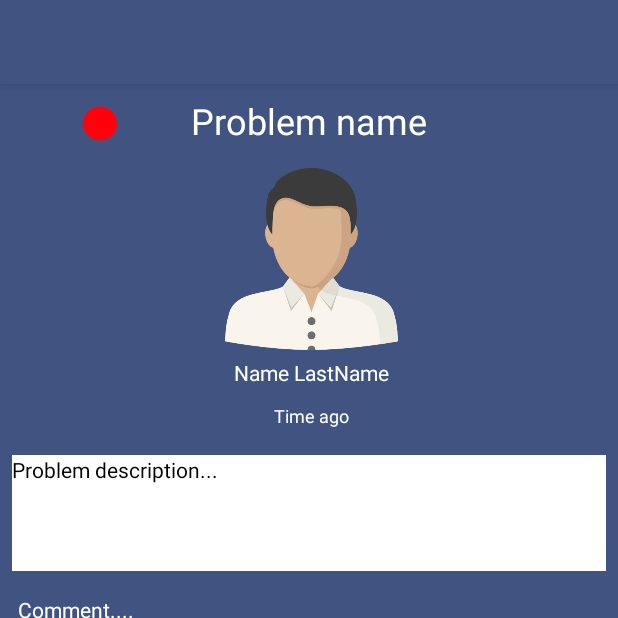
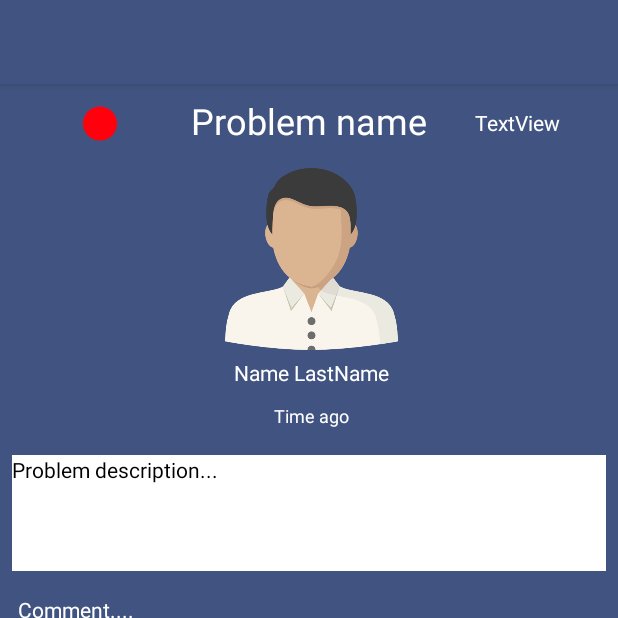
Before and after one commit to nemanja95neki/TrafficProblems, an Android app: the ViewProblemActivity screen opened directly, with no data from a screen before it, on a phone screen of 412 x 824 dp, the top half of it. Run offline under Robolectric (Android 15) with nearby library versions, the phone set to English and light mode, and no system bars; our stand-ins replace Firebase (no records; nobody signed in at launch, a user with empty details on screens opened directly), Picasso; 3 statements that could not run were skipped.

Commit message:
Changes in ProblemView

```diff
--- a/app/src/main/java/com/elfak/nv/trafficproblems/Problem.java
+++ b/app/src/main/java/com/elfak/nv/trafficproblems/Problem.java
@@ -12,6 +12,7 @@ public class Problem {
     public String latitude;
     public Integer priority;
     public String userId;
+    public Integer solved;
     public Long time;
     @Exclude
     public String key;
@@ -30,6 +31,8 @@ public class Problem {
         this.userId=userId;
         this.priority=priority;
         time= System.currentTimeMillis();
+        solved=0;
     }
+
     public String get_Picture(){return imageUri;}
 }
--- a/app/src/main/res/layout/content_view_problem.xml
+++ b/app/src/main/res/layout/content_view_problem.xml
@@ -160,5 +160,22 @@
         app:layout_constraintTop_toBottomOf="@+id/editText2"
         app:layout_constraintVertical_bias="0.0" />
 
+    <TextView
+        android:id="@+id/textView6"
+        android:layout_width="wrap_content"
+        android:layout_height="wrap_content"
+        android:layout_marginBottom="21dp"
+        android:layout_marginEnd="16dp"
+        android:layout_marginLeft="9dp"
+        android:layout_marginRight="16dp"
+        android:layout_marginStart="9dp"
+        android:layout_marginTop="16dp"
+        android:text="TextView"
+        android:textColor="@color/buttonColor"
+        app:layout_constraintBottom_toTopOf="@+id/imageView3"
+        app:layout_constraintEnd_toEndOf="parent"
+        app:layout_constraintStart_toEndOf="@+id/textView3"
+        app:layout_constraintTop_toTopOf="parent" />
+
 
 </android.support.constraint.ConstraintLayout>
```
Also changed, not shown: app/src/main/java/com/elfak/nv/trafficproblems/CommentsAdapter.java (+29 -3 lines), app/src/main/java/com/elfak/nv/trafficproblems/ViewProblemActivity.java (+38 -9 lines).
